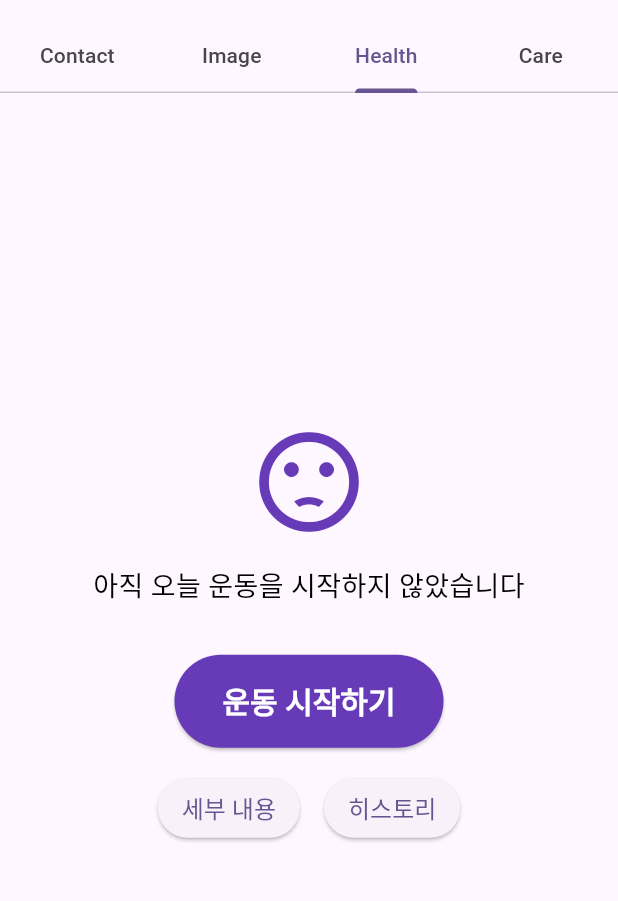
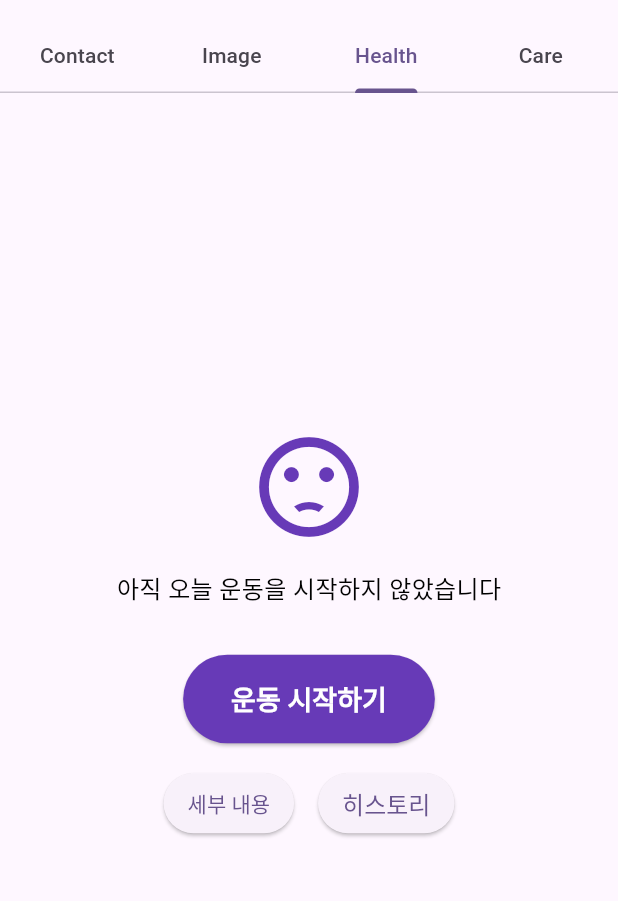
Before and after one commit to sehee-xx/HealthTracker, a Flutter app: the screen it shows after launch, tab 3 chosen, on a phone screen of 412 x 824 dp, the part 63-964 px from its top. Run offline on Flutter 3.47's test engine with Material 3 defaults, Android fonts, the phone set to English and light mode, and no system bars; our stand-ins replace fl_chart, image_picker.

Commit message:
Modify: 폰트 변경

```diff
--- a/week1/lib/main.dart
+++ b/week1/lib/main.dart
@@ -1376,7 +1376,7 @@ class _HealthRecordWidgetState extends State<HealthRecordWidget> {
                     SizedBox(height: 16),
                     Text(
                       '아직 오늘 운동을 시작하지 않았습니다',
-                      style: TextStyle(fontSize: 18, color: Colors.black),
+                      style: TextStyle(fontSize: 16, color: Colors.black),
                     ),
                     SizedBox(height: 32),
                     ElevatedButton(
@@ -1387,7 +1387,7 @@ class _HealthRecordWidgetState extends State<HealthRecordWidget> {
                         padding:
                             EdgeInsets.symmetric(horizontal: 32, vertical: 16),
                         textStyle: TextStyle(
-                            fontSize: 20, fontWeight: FontWeight.bold),
+                            fontSize: 18, fontWeight: FontWeight.bold),
                       ),
                       child: Text('운동 시작하기'),
                     ),
@@ -1400,7 +1400,7 @@ class _HealthRecordWidgetState extends State<HealthRecordWidget> {
                           style: ElevatedButton.styleFrom(
                             padding: EdgeInsets.symmetric(
                                 horizontal: 16, vertical: 8),
-                            textStyle: TextStyle(fontSize: 16),
+                            textStyle: TextStyle(fontSize: 14),
                           ),
                           child: const Text('세부 내용'),
                         ),
```
